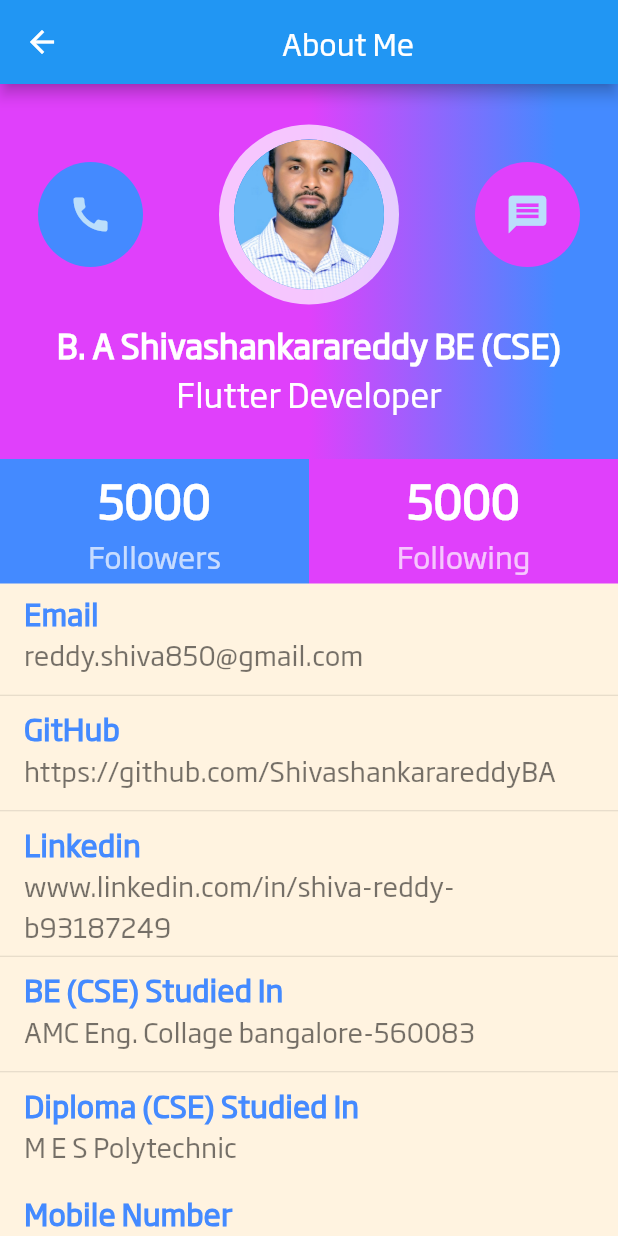
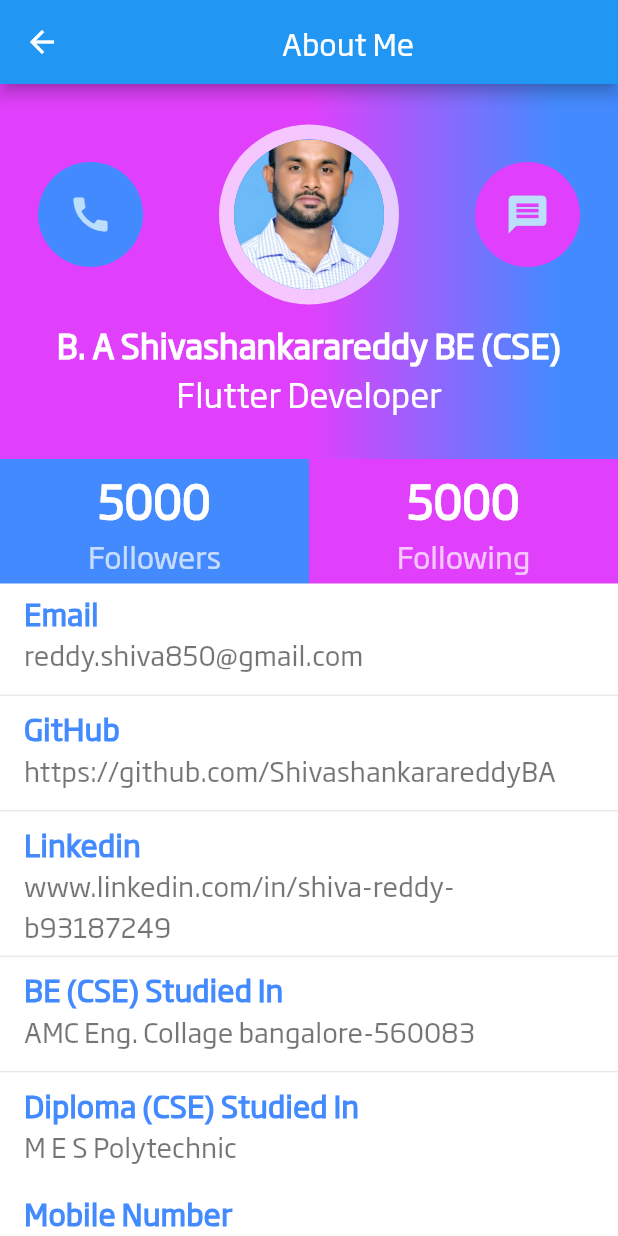
Before and after one commit to ShivashankarareddyBA/protfolio, a Flutter app: the Profile screen opened by its route, on a phone screen of 412 x 824 dp. Run offline on Flutter 3.47's test engine with Material 2 defaults, Android fonts, the light colour scheme and no system bars; our stand-ins replace eva_icons_flutter, sliding_sheet.

Commit message:
my portfoio

```diff
--- a/lib/profile.dart
+++ b/lib/profile.dart
@@ -12,7 +12,7 @@ class _ProfileState extends State<Profile> {
   @override
   Widget build(BuildContext context) {
     return Scaffold(
-      backgroundColor: Colors.orange.shade50,
+      backgroundColor: Colors.white,
 
       appBar: AppBar(
         centerTitle: true,
```
